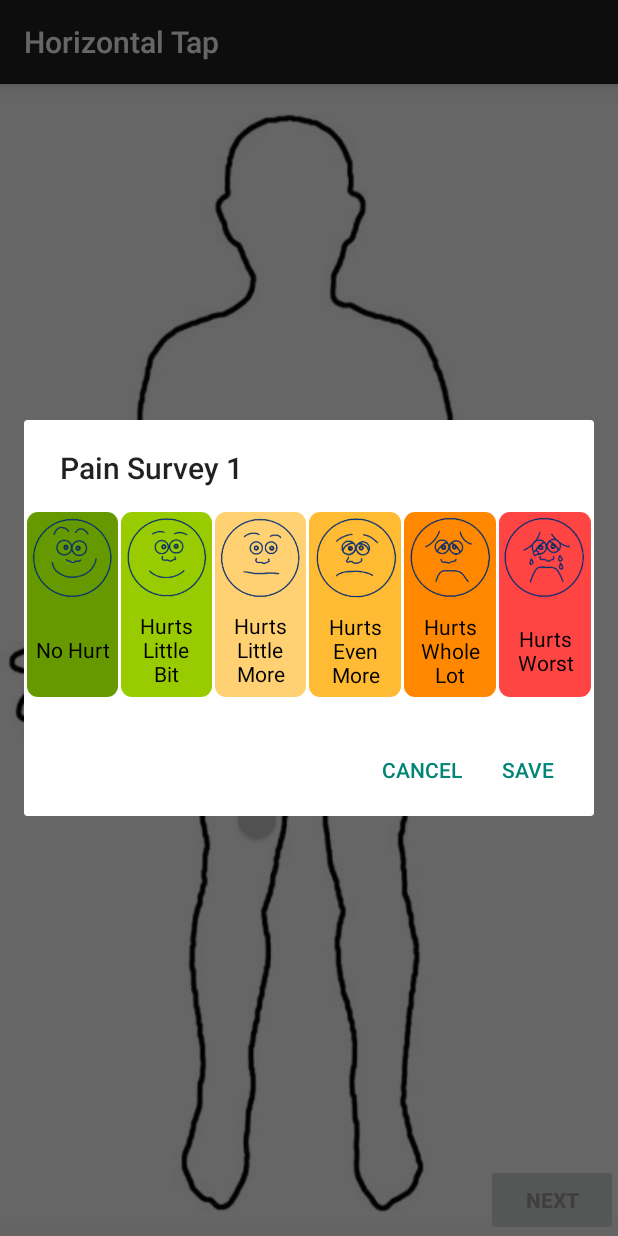
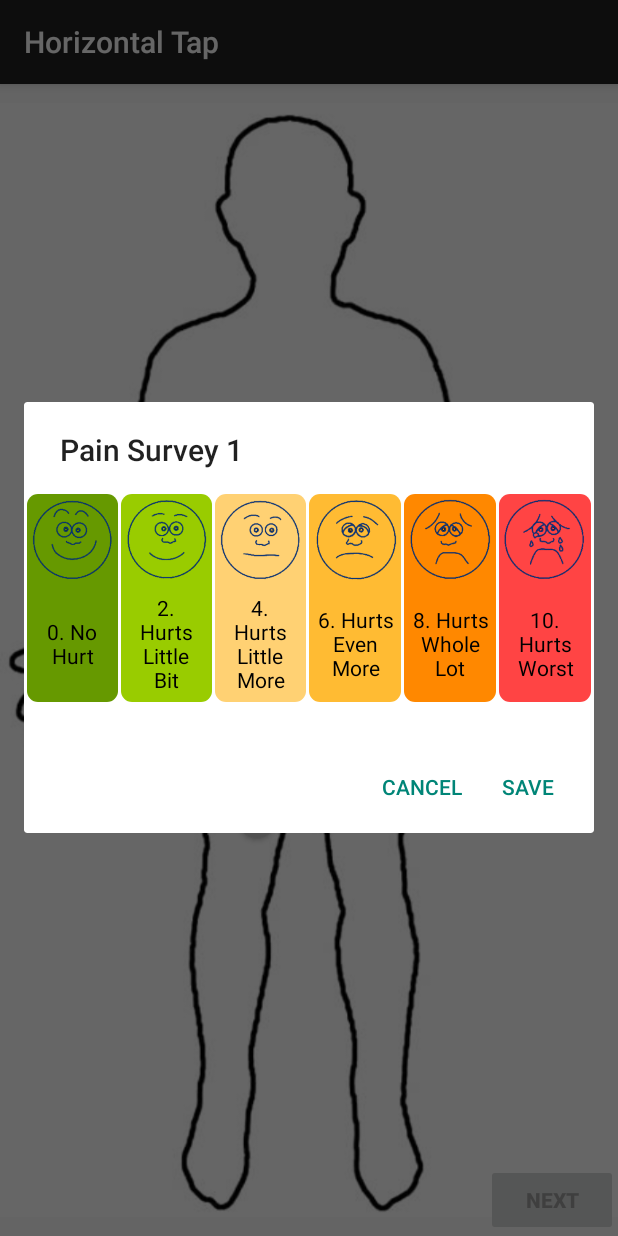
Before and after one commit to anurag3/TJR-Focus-Group, an Android app: the goToPainSurvey1 screen opened directly, with no data from a screen before it, after a tap on an icon or button, on a phone screen of 412 x 824 dp. Run offline under Robolectric (Android 15) with nearby library versions, the phone set to English and light mode, and no system bars; 2 statements that could not run were skipped.

Commit message:
Updated the Strings

```diff
--- a/Knee_Replacement/app/src/main/res/values/strings.xml
+++ b/Knee_Replacement/app/src/main/res/values/strings.xml
@@ -12,11 +12,14 @@
     <string name="legends">Standard legends for each survey \nwill be provided single button click</string>
     <string name="title_activity_transparent_button_text">TransparentButtonText</string>
 
-    <string name="pain_6">Hurts Worst</string>
-    <string name="pain_5">Hurts Whole Lot</string>
-    <string name="pain_4">Hurts Even More</string>
-    <string name="pain_3">Hurts Little More</string>
-    <string name="pain_2">Hurts Little Bit</string>
-    <string name="pain_1">No Hurt</string>
+    <string name="pain_6">10. Hurts Worst</string>
+    <string name="pain_5">8. Hurts Whole Lot</string>
+    <string name="pain_4">6. Hurts Even More</string>
+    <string name="pain_3">4. Hurts Little More</string>
+    <string name="pain_2">2. Hurts Little Bit</string>
+    <string name="pain_1">0. No Hurt</string>
+    <string name="pain_taptap3_1">0. No Hurt - 2. Hurts Little Bit</string>
+    <string name="pain_taptap3_2">4. Hurts Little More - 6. Hurts Even More</string>
+    <string name="pain_taptap3_3">8. Hurts Whole Lot - 10. Hurts Worst</string>
 
 </resources>
```
Also changed, not shown: Knee_Replacement/app/src/main/java/anuragdesai/library/kneereplacement/basebodybutton.java (+5 -4 lines), Knee_Replacement/app/src/main/java/anuragdesai/library/kneereplacement/basetaptap6button.java (+6 -6 lines).
